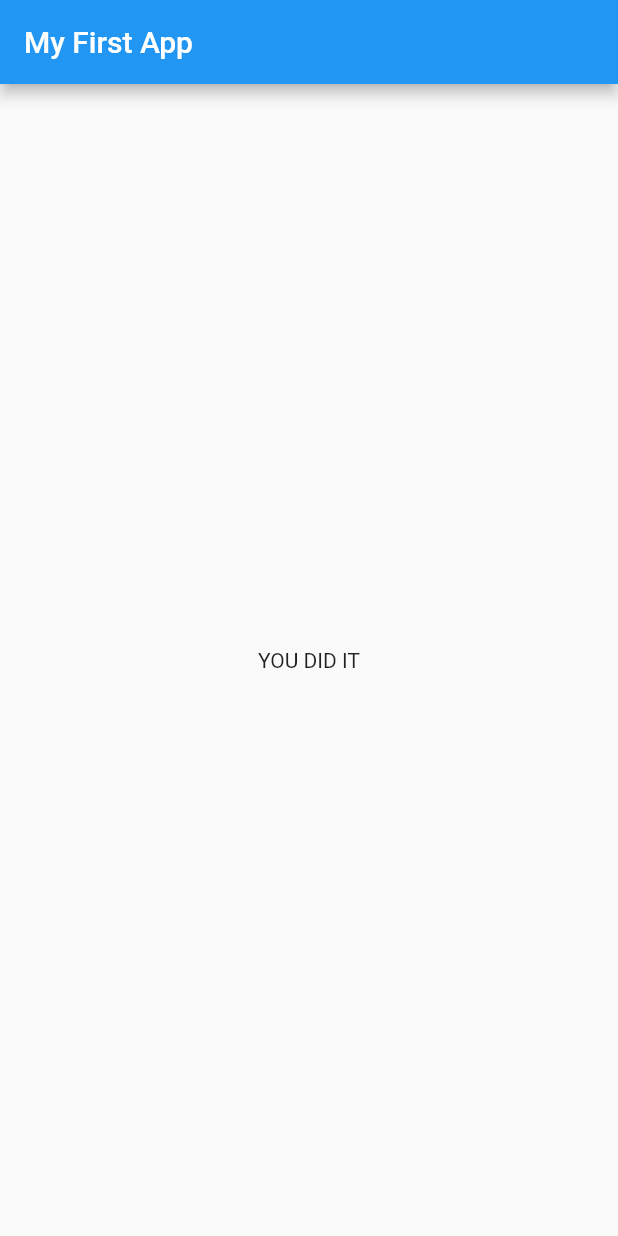
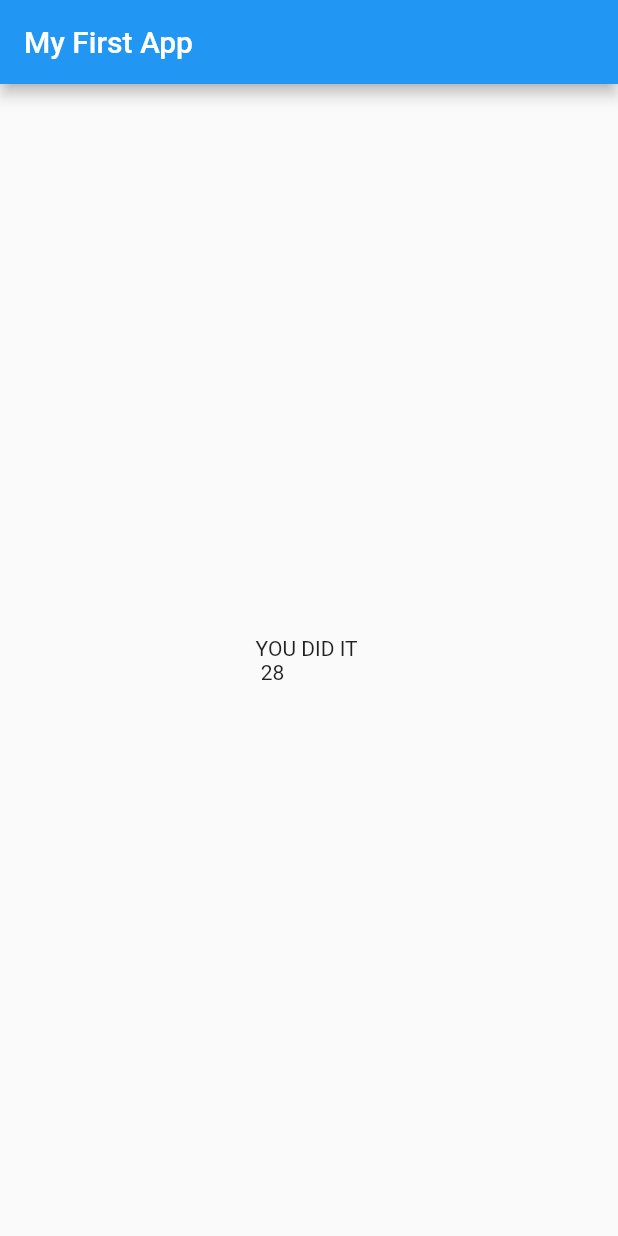
Before and after one commit to MinaSamirCap/flutterpro2, a Flutter app: the screen it shows after launch, after a tap on "black", after a tap on "cat", after a tap on "max", on a phone screen of 412 x 824 dp. Run offline on Flutter 3.47's test engine with Material 2 defaults, Android fonts, the phone set to English and light mode, and no system bars.

Commit message:
passed functions as a reference and fly functions for ourt widget

```diff
--- a/lib/main.dart
+++ b/lib/main.dart
@@ -34,26 +34,40 @@ class MyApp2 extends StatefulWidget {
 // this line State<MyApp2> says that this state belongs to MyApp2 Class
 class _MyApp2State extends State<MyApp2> {
   int _questionIndex = 0;
+  int _totalScore = 0;
 
   /// List<Map<String, Object>>
   var _questions = [
     {
       'questionText': 'What is your favorite color?',
-      'answers': ['black', 'white', 'blue']
+      'answers': [
+        {'text': 'black', 'score': 10},
+        {'text': 'white', 'score': 6},
+        {'text': 'blue', 'score': 1},
+      ]
     },
     {
       'questionText': 'What is your favorite animal?',
-      'answers': ['dog', 'cat', 'duk']
+      'answers': [
+        {'text': 'dog', 'score': 10},
+        {'text': 'cat', 'score': 10},
+        {'text': 'duk', 'score': 10},
+      ]
     },
     {
       'questionText': 'What is your favorite instructor?',
-      'answers': ['max', 'paulo', 'nermu']
+      'answers': [
+        {'text': 'max', 'score': 8},
+        {'text': 'paulo', 'score': 9},
+        {'text': 'nermu', 'score': 10},
+      ]
     }
   ];
 
-  void _answerChosen() {
+  void _answerChosen(int score) {
     setState(() {
       _questionIndex++;
+      _totalScore += score;
     });
     print("answer chosen");
   }
@@ -71,7 +85,7 @@ class _MyApp2State extends State<MyApp2> {
                 questionIndex: _questionIndex,
                 answerQuestion: _answerChosen,
               )
-            : Result(),
+            : Result(_totalScore),
       ),
     );
   }
@@ -96,5 +110,6 @@ class MyApp extends StatelessWidget {
 
   /// shift + alt + A --> multi line comment
   /// shift + alt + F --> format code
+  /// shift + alt + down arrow --> doublicate code
 
 }
--- a/lib/updatedcourse/quiz.dart
+++ b/lib/updatedcourse/quiz.dart
@@ -17,8 +17,11 @@ class Quiz extends StatelessWidget {
     return Column(
       children: <Widget>[
         Question(questions.elementAt(questionIndex)['questionText']),
-        ...(questions[questionIndex]['answers'] as List<String>).map((answer) {
-          return Answer(title: answer, selectHandler: answerQuestion);
+        ...(questions[questionIndex]['answers'] as List<Map<String, Object>>)
+            .map((answer) {
+          return Answer(
+              title: answer['text'],
+              selectHandler: () => answerQuestion(answer['score']));
         }).toList(),
       ],
     );
--- a/lib/updatedcourse/result.dart
+++ b/lib/updatedcourse/result.dart
@@ -1,8 +1,11 @@
 import 'package:flutter/material.dart';
 
 class Result extends StatelessWidget {
+  final int totalScore;
+  Result(this.totalScore);
+
   @override
   Widget build(BuildContext context) {
-    return Center(child: Text('YOU DID IT'));
+    return Center(child: Text('YOU DID IT \n $totalScore'));
   }
 }
```
